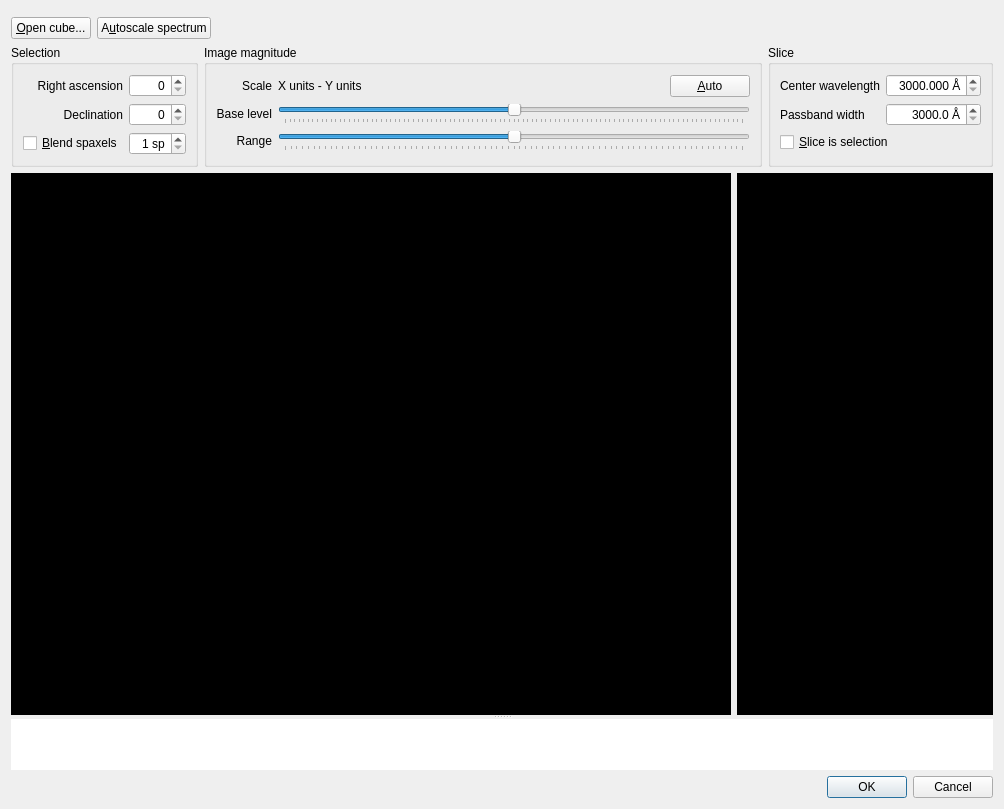
HARMONI-CAB/radiosim, file simui/CubeSelector.ui: the form before one commit.
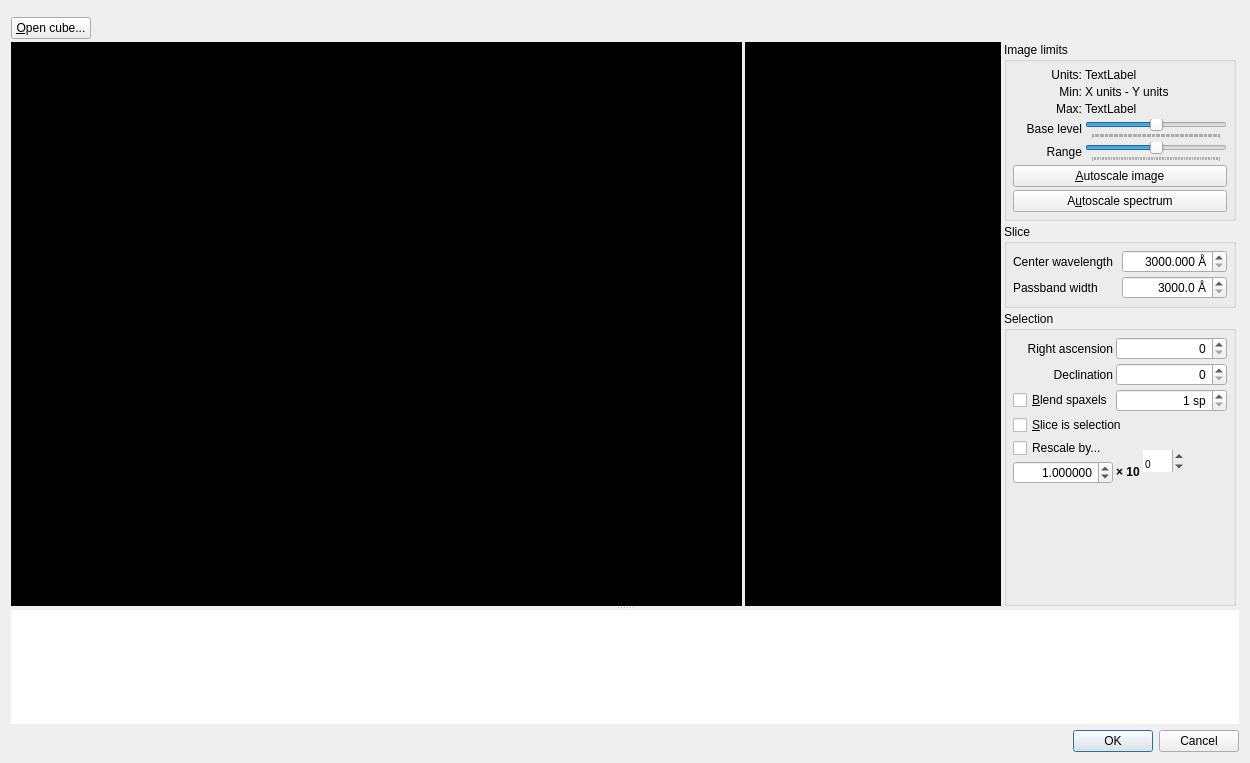
The form after the commit.

Commit message: Relayout cube selector

Diff of the .ui file:
```diff
--- a/simui/CubeSelector.ui
+++ b/simui/CubeSelector.ui
@@ -9,8 +9,8 @@
    <rect>
     <x>0</x>
     <y>0</y>
-    <width>1004</width>
-    <height>809</height>
+    <width>1250</width>
+    <height>763</height>
    </rect>
   </property>
   <property name="windowTitle">
@@ -78,169 +78,44 @@
        <property name="bottomMargin">
         <number>0</number>
        </property>
-       <item row="1" column="1">
-        <widget class="QStackedWidget" name="previewStackedWidget">
-         <property name="sizePolicy">
-          <sizepolicy hsizetype="Expanding" vsizetype="Expanding">
-           <horstretch>0</horstretch>
-           <verstretch>0</verstretch>
-          </sizepolicy>
-         </property>
-         <property name="minimumSize">
-          <size>
-           <width>700</width>
-           <height>256</height>
-          </size>
-         </property>
-         <property name="styleSheet">
-          <string notr="true">background-color: black</string>
-         </property>
-         <widget class="QWidget" name="previewStackedWidgetPage1" native="true"/>
-        </widget>
-       </item>
-       <item row="1" column="2">
-        <widget class="QStackedWidget" name="detailStackedWidget">
-         <property name="sizePolicy">
-          <sizepolicy hsizetype="Fixed" vsizetype="Expanding">
-           <horstretch>0</horstretch>
-           <verstretch>0</verstretch>
-          </sizepolicy>
-         </property>
-         <property name="minimumSize">
-          <size>
-           <width>256</width>
-           <height>256</height>
-          </size>
-         </property>
-         <property name="styleSheet">
-          <string notr="true">background-color: black</string>
-         </property>
-         <widget class="QWidget" name="detailStackedWidgetPage1" native="true">
-          <property name="sizePolicy">
-           <sizepolicy hsizetype="Preferred" vsizetype="Fixed">
-            <horstretch>0</horstretch>
-            <verstretch>0</verstretch>
-           </sizepolicy>
-          </property>
-         </widget>
-        </widget>
-       </item>
-       <item row="0" column="1" colspan="2">
-        <widget class="QFrame" name="frame_2">
-         <property name="sizePolicy">
-          <sizepolicy hsizetype="Preferred" vsizetype="Fixed">
-           <horstretch>0</horstretch>
-           <verstretch>0</verstretch>
-          </sizepolicy>
-         </property>
-         <property name="frameShape">
-          <enum>QFrame::NoFrame</enum>
-         </property>
-         <property name="frameShadow">
-          <enum>QFrame::Raised</enum>
-         </property>
-         <layout class="QGridLayout" name="gridLayout">
-          <property name="leftMargin">
-           <number>0</number>
-          </property>
-          <property name="topMargin">
-           <number>0</number>
-          </property>
-          <property name="rightMargin">
-           <number>0</number>
-          </property>
-          <property name="bottomMargin">
-           <number>0</number>
-          </property>
-          <item row="0" column="4" colspan="6">
-           <widget class="QFrame" name="frame_3">
-            <property name="frameShape">
-             <enum>QFrame::NoFrame</enum>
-            </property>
-            <property name="frameShadow">
-             <enum>QFrame::Raised</enum>
-            </property>
-            <layout class="QGridLayout" name="gridLayout_4">
-             <property name="leftMargin">
-              <number>0</number>
-             </property>
-             <property name="topMargin">
-              <number>0</number>
-             </property>
-             <property name="rightMargin">
-              <number>0</number>
-             </property>
-             <property name="bottomMargin">
-              <number>0</number>
-             </property>
-             <item row="0" column="0">
-              <widget class="QPushButton" name="openButton">
-               <property name="text">
-                <string>&amp;Open cube...</string>
-               </property>
-              </widget>
-             </item>
-             <item row="0" column="3">
-              <spacer name="horizontalSpacer_2">
-               <property name="orientation">
-                <enum>Qt::Horizontal</enum>
-               </property>
-               <property name="sizeHint" stdset="0">
-                <size>
-                 <width>40</width>
-                 <height>20</height>
-                </size>
-               </property>
-              </spacer>
-             </item>
-             <item row="0" column="1">
-              <widget class="QPushButton" name="autoScaleButton">
-               <property name="text">
-                <string>A&amp;utoscale spectrum</string>
-               </property>
-               <property name="checkable">
-                <bool>true</bool>
-               </property>
-              </widget>
-             </item>
-            </layout>
-           </widget>
-          </item>
-          <item row="2" column="4" colspan="3">
+       <property name="spacing">
+        <number>3</number>
+       </property>
+       <item row="3" column="3">
            <widget class="QGroupBox" name="groupBox_2">
+         <property name="sizePolicy">
+          <sizepolicy hsizetype="Fixed" vsizetype="Preferred">
+           <horstretch>0</horstretch>
+           <verstretch>0</verstretch>
+          </sizepolicy>
+         </property>
             <property name="title">
              <string>Selection</string>
             </property>
             <layout class="QGridLayout" name="gridLayout_8">
-             <item row="0" column="0">
-              <widget class="QLabel" name="xLabel">
-               <property name="text">
-                <string>Right ascension</string>
-               </property>
-               <property name="alignment">
-                <set>Qt::AlignRight|Qt::AlignTrailing|Qt::AlignVCenter</set>
-               </property>
-              </widget>
-             </item>
-             <item row="1" column="0">
-              <widget class="QLabel" name="yLabel">
-               <property name="text">
-                <string>Declination</string>
-               </property>
-               <property name="alignment">
-                <set>Qt::AlignRight|Qt::AlignTrailing|Qt::AlignVCenter</set>
-               </property>
-              </widget>
-             </item>
-             <item row="3" column="0">
-              <widget class="QCheckBox" name="blendCheck">
-               <property name="text">
-                <string>&amp;Blend spaxels</string>
-               </property>
-              </widget>
-             </item>
-             <item row="0" column="1" colspan="2">
+          <property name="leftMargin">
+           <number>6</number>
+          </property>
+          <property name="topMargin">
+           <number>6</number>
+          </property>
+          <property name="rightMargin">
+           <number>6</number>
+          </property>
+          <property name="bottomMargin">
+           <number>6</number>
+          </property>
+          <property name="spacing">
+           <number>3</number>
+          </property>
+          <item row="0" column="1" colspan="3">
               <widget class="QStackedWidget" name="xStackedWidget">
+            <property name="sizePolicy">
+             <sizepolicy hsizetype="Preferred" vsizetype="Fixed">
+              <horstretch>0</horstretch>
+              <verstretch>0</verstretch>
+             </sizepolicy>
+            </property>
                <property name="currentIndex">
                 <number>0</number>
                </property>
@@ -258,6 +133,9 @@
                  <property name="bottomMargin">
                   <number>0</number>
                  </property>
+              <property name="spacing">
+               <number>0</number>
+              </property>
                  <item row="0" column="0">
                   <widget class="QSpinBox" name="xSpaxSpinBox">
                    <property name="alignment">
@@ -270,8 +148,41 @@
                <widget class="QWidget" name="page_2"/>
               </widget>
              </item>
-             <item row="1" column="1" colspan="2">
+          <item row="5" column="1">
+           <widget class="QLabel" name="reScale10Label">
+            <property name="text">
+             <string>&lt;b&gt; × 10&lt;/b&gt;</string>
+            </property>
+           </widget>
+          </item>
+          <item row="0" column="0">
+           <widget class="QLabel" name="xLabel">
+            <property name="text">
+             <string>Right ascension</string>
+            </property>
+            <property name="alignment">
+             <set>Qt::AlignRight|Qt::AlignTrailing|Qt::AlignVCenter</set>
+            </property>
+           </widget>
+          </item>
+          <item row="1" column="0">
+           <widget class="QLabel" name="yLabel">
+            <property name="text">
+             <string>Declination</string>
+            </property>
+            <property name="alignment">
+             <set>Qt::AlignRight|Qt::AlignTrailing|Qt::AlignVCenter</set>
+            </property>
+           </widget>
+          </item>
+          <item row="1" column="1" colspan="3">
               <widget class="QStackedWidget" name="yStackedWidget">
+            <property name="sizePolicy">
+             <sizepolicy hsizetype="Preferred" vsizetype="Fixed">
+              <horstretch>0</horstretch>
+              <verstretch>0</verstretch>
+             </sizepolicy>
+            </property>
                <property name="currentIndex">
                 <number>0</number>
                </property>
@@ -289,6 +200,9 @@
                  <property name="bottomMargin">
                   <number>0</number>
                  </property>
+              <property name="spacing">
+               <number>0</number>
+              </property>
                  <item row="0" column="0">
                   <widget class="QSpinBox" name="ySpaxSpinBox">
                    <property name="alignment">
@@ -301,7 +215,7 @@
                <widget class="QWidget" name="page_4"/>
               </widget>
              </item>
-             <item row="3" column="1" colspan="2">
+          <item row="2" column="1" colspan="3">
               <widget class="QSpinBox" name="blendRadiusSpin">
                <property name="alignment">
                 <set>Qt::AlignRight|Qt::AlignTrailing|Qt::AlignVCenter</set>
@@ -314,22 +228,206 @@
                </property>
               </widget>
              </item>
+          <item row="4" column="3">
+           <spacer name="horizontalSpacer">
+            <property name="orientation">
+             <enum>Qt::Horizontal</enum>
+            </property>
+            <property name="sizeHint" stdset="0">
+             <size>
+              <width>40</width>
+              <height>20</height>
+             </size>
+            </property>
+           </spacer>
+          </item>
+          <item row="2" column="0">
+           <widget class="QCheckBox" name="blendCheck">
+            <property name="text">
+             <string>&amp;Blend spaxels</string>
+            </property>
+           </widget>
+          </item>
+          <item row="5" column="0">
+           <widget class="QDoubleSpinBox" name="reScaleMantissaSpin">
+            <property name="alignment">
+             <set>Qt::AlignRight|Qt::AlignTrailing|Qt::AlignVCenter</set>
+            </property>
+            <property name="decimals">
+             <number>6</number>
+            </property>
+            <property name="minimum">
+             <double>0.000001000000000</double>
+            </property>
+            <property name="maximum">
+             <double>10.000000000000000</double>
+            </property>
+            <property name="value">
+             <double>1.000000000000000</double>
+            </property>
+           </widget>
+          </item>
+          <item row="4" column="2" rowspan="2">
+           <widget class="QSpinBox" name="reScaleExpSpin">
+            <property name="styleSheet">
+             <string notr="true">font-size: 10px;</string>
+            </property>
+            <property name="frame">
+             <bool>false</bool>
+            </property>
+            <property name="alignment">
+             <set>Qt::AlignBottom|Qt::AlignLeading|Qt::AlignLeft</set>
+            </property>
+            <property name="buttonSymbols">
+             <enum>QAbstractSpinBox::UpDownArrows</enum>
+            </property>
+            <property name="minimum">
+             <number>-30</number>
+            </property>
+            <property name="maximum">
+             <number>30</number>
+            </property>
+           </widget>
+          </item>
+          <item row="6" column="0">
+           <spacer name="verticalSpacer">
+            <property name="orientation">
+             <enum>Qt::Vertical</enum>
+            </property>
+            <property name="sizeHint" stdset="0">
+             <size>
+              <width>20</width>
+              <height>40</height>
+             </size>
+            </property>
+           </spacer>
+          </item>
+          <item row="4" column="0" colspan="2">
+           <widget class="QCheckBox" name="reScaleCheck">
+            <property name="text">
+             <string>Rescale by...</string>
+            </property>
+           </widget>
+          </item>
+          <item row="3" column="0" colspan="4">
+           <widget class="QCheckBox" name="sliceSelCheck">
+            <property name="text">
+             <string>&amp;Slice is selection</string>
+            </property>
+           </widget>
+          </item>
             </layout>
            </widget>
           </item>
-          <item row="2" column="7">
+       <item row="0" column="1" colspan="4">
+        <widget class="QFrame" name="frame_2">
+         <property name="sizePolicy">
+          <sizepolicy hsizetype="Preferred" vsizetype="Fixed">
+           <horstretch>0</horstretch>
+           <verstretch>0</verstretch>
+          </sizepolicy>
+         </property>
+         <property name="frameShape">
+          <enum>QFrame::NoFrame</enum>
+         </property>
+         <property name="frameShadow">
+          <enum>QFrame::Raised</enum>
+         </property>
+         <layout class="QGridLayout" name="gridLayout">
+          <property name="leftMargin">
+           <number>0</number>
+          </property>
+          <property name="topMargin">
+           <number>0</number>
+          </property>
+          <property name="rightMargin">
+           <number>0</number>
+          </property>
+          <property name="bottomMargin">
+           <number>0</number>
+          </property>
+          <item row="0" column="4" colspan="6">
+           <widget class="QFrame" name="frame_3">
+            <property name="frameShape">
+             <enum>QFrame::NoFrame</enum>
+            </property>
+            <property name="frameShadow">
+             <enum>QFrame::Raised</enum>
+            </property>
+            <layout class="QGridLayout" name="gridLayout_4">
+             <property name="leftMargin">
+              <number>0</number>
+             </property>
+             <property name="topMargin">
+              <number>0</number>
+             </property>
+             <property name="rightMargin">
+              <number>0</number>
+             </property>
+             <property name="bottomMargin">
+              <number>0</number>
+             </property>
+             <item row="0" column="0">
+              <widget class="QPushButton" name="openButton">
+               <property name="text">
+                <string>&amp;Open cube...</string>
+               </property>
+              </widget>
+             </item>
+             <item row="0" column="2">
+              <spacer name="horizontalSpacer_2">
+               <property name="orientation">
+                <enum>Qt::Horizontal</enum>
+               </property>
+               <property name="sizeHint" stdset="0">
+                <size>
+                 <width>40</width>
+                 <height>20</height>
+                </size>
+               </property>
+              </spacer>
+             </item>
+            </layout>
+           </widget>
+          </item>
+         </layout>
+        </widget>
+       </item>
+       <item row="1" column="3">
            <widget class="QGroupBox" name="groupBox_3">
             <property name="sizePolicy">
-             <sizepolicy hsizetype="Expanding" vsizetype="Preferred">
+          <sizepolicy hsizetype="Preferred" vsizetype="Preferred">
               <horstretch>0</horstretch>
               <verstretch>0</verstretch>
              </sizepolicy>
             </property>
             <property name="title">
-             <string>Image magnitude</string>
+          <string>Image limits</string>
             </property>
             <layout class="QGridLayout" name="gridLayout_6">
-             <item row="1" column="2" colspan="2">
+          <property name="leftMargin">
+           <number>6</number>
+          </property>
+          <property name="topMargin">
+           <number>6</number>
+          </property>
+          <property name="rightMargin">
+           <number>6</number>
+          </property>
+          <property name="bottomMargin">
+           <number>6</number>
+          </property>
+          <property name="spacing">
+           <number>3</number>
+          </property>
+          <item row="0" column="2" colspan="2">
+           <widget class="QLabel" name="unitsLabel">
+            <property name="text">
+             <string>TextLabel</string>
+            </property>
+           </widget>
+          </item>
+          <item row="3" column="2" colspan="2">
               <widget class="QSlider" name="baseLevelSlider">
                <property name="sizePolicy">
                 <sizepolicy hsizetype="Preferred" vsizetype="Fixed">
@@ -354,23 +452,7 @@
                </property>
               </widget>
              </item>
-             <item row="0" column="3">
-              <widget class="QPushButton" name="imgAutoScaleButton">
-               <property name="sizePolicy">
-                <sizepolicy hsizetype="Fixed" vsizetype="Fixed">
-                 <horstretch>0</horstretch>
-                 <verstretch>0</verstretch>
-                </sizepolicy>
-               </property>
-               <property name="text">
-                <string>&amp;Auto</string>
-               </property>
-               <property name="checkable">
-                <bool>true</bool>
-               </property>
-              </widget>
-             </item>
-             <item row="2" column="2" colspan="2">
+          <item row="4" column="2" colspan="2">
               <widget class="QSlider" name="rangeSlider">
                <property name="sizePolicy">
                 <sizepolicy hsizetype="Preferred" vsizetype="Fixed">
@@ -407,7 +489,7 @@
                </property>
               </widget>
              </item>
-             <item row="2" column="1">
+          <item row="4" column="1">
               <widget class="QLabel" name="rangeLabel">
                <property name="text">
                 <string>Range</string>
@@ -417,7 +499,33 @@
                </property>
               </widget>
              </item>
-             <item row="1" column="1">
+          <item row="6" column="1" colspan="3">
+           <widget class="QPushButton" name="imgAutoScaleButton">
+            <property name="sizePolicy">
+             <sizepolicy hsizetype="Preferred" vsizetype="Fixed">
+              <horstretch>0</horstretch>
+              <verstretch>0</verstretch>
+             </sizepolicy>
+            </property>
+            <property name="text">
+             <string>&amp;Autoscale image</string>
+            </property>
+            <property name="checkable">
+             <bool>true</bool>
+            </property>
+           </widget>
+          </item>
+          <item row="0" column="1">
+           <widget class="QLabel" name="nonae">
+            <property name="text">
+             <string>Units:</string>
+            </property>
+            <property name="alignment">
+             <set>Qt::AlignRight|Qt::AlignTrailing|Qt::AlignVCenter</set>
+            </property>
+           </widget>
+          </item>
+          <item row="3" column="1">
               <widget class="QLabel" name="baseLevelLabel">
                <property name="text">
                 <string>Base level</string>
@@ -427,18 +535,28 @@
                </property>
               </widget>
              </item>
-             <item row="0" column="1">
+          <item row="1" column="1">
               <widget class="QLabel" name="label_3">
                <property name="text">
-                <string>Scale</string>
+             <string>Min:</string>
                </property>
                <property name="alignment">
                 <set>Qt::AlignRight|Qt::AlignTrailing|Qt::AlignVCenter</set>
                </property>
               </widget>
              </item>
-             <item row="0" column="2">
-              <widget class="QLabel" name="imgScaleLabel">
+          <item row="2" column="1">
+           <widget class="QLabel" name="label">
+            <property name="text">
+             <string>Max:</string>
+            </property>
+            <property name="alignment">
+             <set>Qt::AlignRight|Qt::AlignTrailing|Qt::AlignVCenter</set>
+            </property>
+           </widget>
+          </item>
+          <item row="1" column="2" colspan="2">
+           <widget class="QLabel" name="imgScaleMinLabel">
                <property name="sizePolicy">
                 <sizepolicy hsizetype="Expanding" vsizetype="Preferred">
                  <horstretch>0</horstretch>
@@ -450,23 +568,55 @@
                </property>
               </widget>
              </item>
+          <item row="2" column="2" colspan="2">
+           <widget class="QLabel" name="imgScaleMaxLabel">
+            <property name="text">
+             <string>TextLabel</string>
+            </property>
+           </widget>
+          </item>
+          <item row="7" column="1" colspan="3">
+           <widget class="QPushButton" name="autoScaleButton">
+            <property name="text">
+             <string>A&amp;utoscale spectrum</string>
+            </property>
+            <property name="checkable">
+             <bool>true</bool>
+            </property>
+           </widget>
+          </item>
             </layout>
            </widget>
           </item>
-          <item row="2" column="8" colspan="2">
+       <item row="2" column="3">
            <widget class="QGroupBox" name="groupBox_4">
             <property name="title">
              <string>Slice</string>
             </property>
             <layout class="QGridLayout" name="gridLayout_7">
-             <item row="0" column="0">
+          <property name="leftMargin">
+           <number>6</number>
+          </property>
+          <property name="topMargin">
+           <number>6</number>
+          </property>
+          <property name="rightMargin">
+           <number>6</number>
+          </property>
+          <property name="bottomMargin">
+           <number>6</number>
+          </property>
+          <property name="spacing">
+           <number>3</number>
+          </property>
+          <item row="0" column="1">
               <widget class="QLabel" name="label_7">
                <property name="text">
                 <string>Center wavelength</string>
                </property>
               </widget>
              </item>
-             <item row="0" column="1">
+          <item row="0" column="2">
               <widget class="QDoubleSpinBox" name="centralWavelengthSpin">
                <property name="alignment">
                 <set>Qt::AlignRight|Qt::AlignTrailing|Qt::AlignVCenter</set>
@@ -491,14 +641,14 @@
                </property>
               </widget>
              </item>
-             <item row="4" column="0">
+          <item row="4" column="1">
               <widget class="QLabel" name="label_8">
                <property name="text">
                 <string>Passband width</string>
                </property>
               </widget>
              </item>
-             <item row="4" column="1">
+          <item row="4" column="2">
               <widget class="QDoubleSpinBox" name="passBandWidthSpin">
                <property name="alignment">
                 <set>Qt::AlignRight|Qt::AlignTrailing|Qt::AlignVCenter</set>
@@ -520,17 +670,54 @@
                </property>
               </widget>
              </item>
-             <item row="5" column="0" colspan="2">
-              <widget class="QCheckBox" name="sliceSelCheck">
-               <property name="text">
-                <string>&amp;Slice is selection</string>
-               </property>
-              </widget>
-             </item>
-            </layout>
-           </widget>
-          </item>
-         </layout>
+         </layout>
+        </widget>
+       </item>
+       <item row="1" column="2" rowspan="3">
+        <widget class="QStackedWidget" name="detailStackedWidget">
+         <property name="sizePolicy">
+          <sizepolicy hsizetype="Fixed" vsizetype="Expanding">
+           <horstretch>0</horstretch>
+           <verstretch>0</verstretch>
+          </sizepolicy>
+         </property>
+         <property name="minimumSize">
+          <size>
+           <width>256</width>
+           <height>256</height>
+          </size>
+         </property>
+         <property name="styleSheet">
+          <string notr="true">background-color: black</string>
+         </property>
+         <widget class="QWidget" name="detailStackedWidgetPage1" native="true">
+          <property name="sizePolicy">
+           <sizepolicy hsizetype="Preferred" vsizetype="Fixed">
+            <horstretch>0</horstretch>
+            <verstretch>0</verstretch>
+           </sizepolicy>
+          </property>
+         </widget>
+        </widget>
+       </item>
+       <item row="1" column="1" rowspan="3">
+        <widget class="QStackedWidget" name="previewStackedWidget">
+         <property name="sizePolicy">
+          <sizepolicy hsizetype="Expanding" vsizetype="Expanding">
+           <horstretch>0</horstretch>
+           <verstretch>0</verstretch>
+          </sizepolicy>
+         </property>
+         <property name="minimumSize">
+          <size>
+           <width>700</width>
+           <height>256</height>
+          </size>
+         </property>
+         <property name="styleSheet">
+          <string notr="true">background-color: black</string>
+         </property>
+         <widget class="QWidget" name="previewStackedWidgetPage1" native="true"/>
         </widget>
        </item>
       </layout>
@@ -542,6 +729,12 @@
         <verstretch>0</verstretch>
        </sizepolicy>
       </property>
+      <property name="minimumSize">
+       <size>
+        <width>100</width>
+        <height>100</height>
+       </size>
+      </property>
       <property name="styleSheet">
        <string notr="true">background-color: white;</string>
       </property>
```
Left out of the diff: 20 changed lines with no effect on the pictures. Lines whose indentation alone changed are shown as unchanged. The commit also changes 1 other file.
